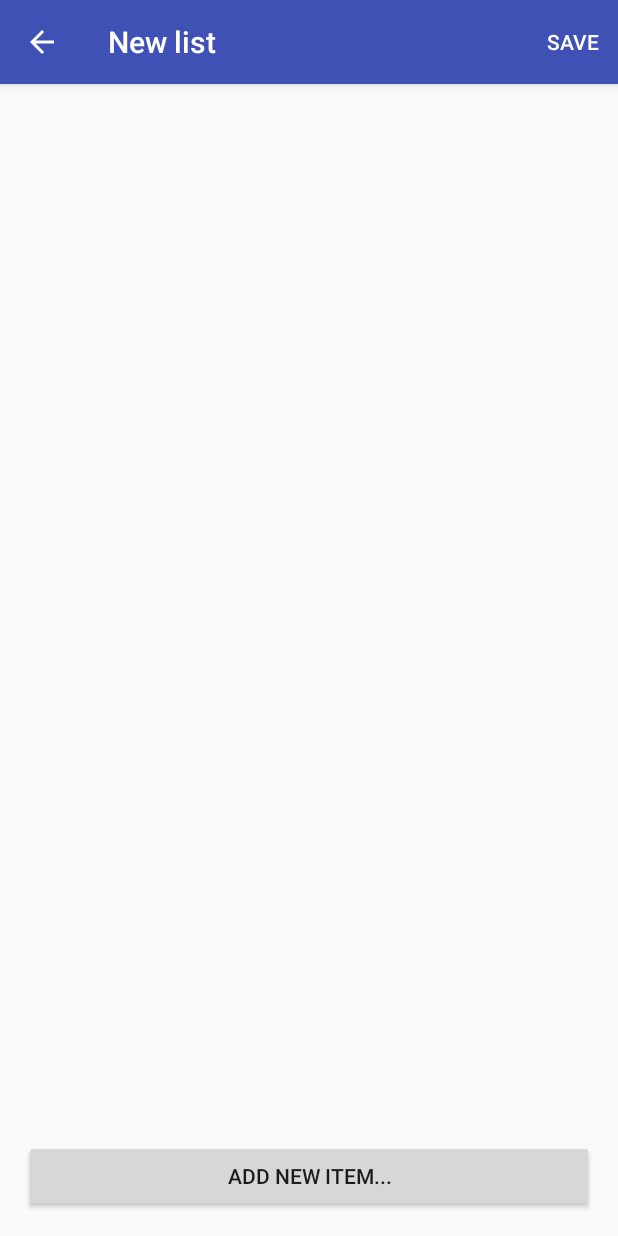
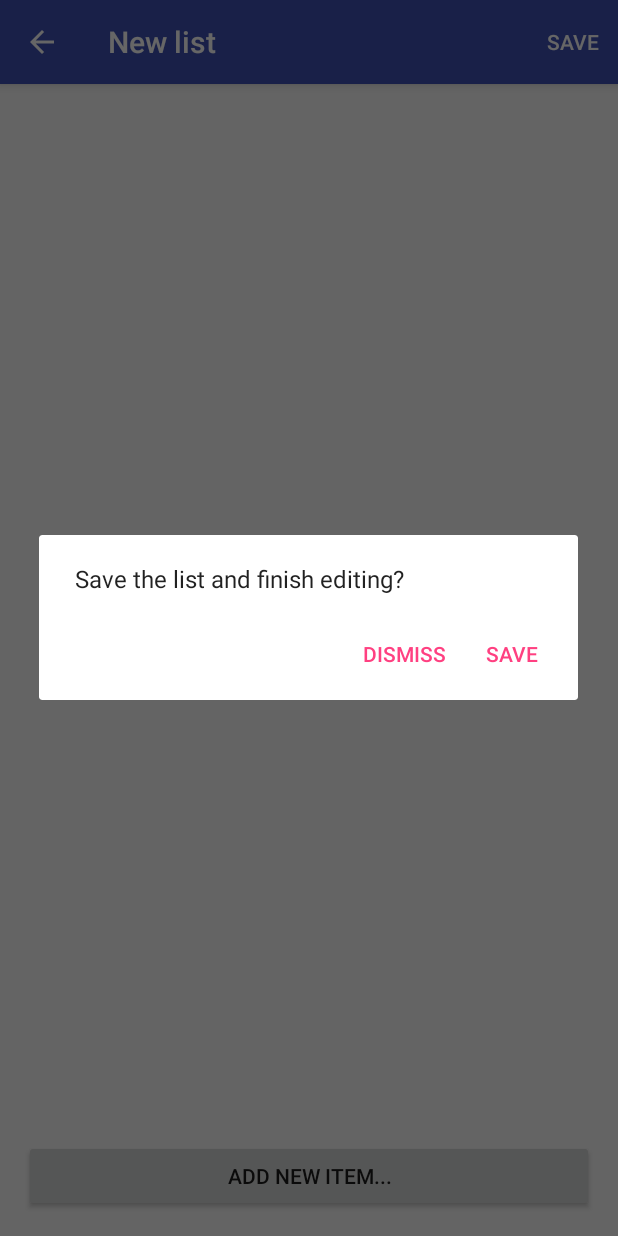
Before and after one commit to MFirefly/ShoppoMem, an Android app: the NewListActivity screen opened directly, with no data from a screen before it, after a tap on "SAVE", on a phone screen of 412 x 824 dp. Run offline under Robolectric (Android 15) with nearby library versions, the phone set to English and light mode, and no system bars.

Commit message:
Added dialogs on NewList activity

```diff
--- a/app/src/main/java/com/firefly/shoppomem/MainActivity.java
+++ b/app/src/main/java/com/firefly/shoppomem/MainActivity.java
@@ -1,5 +1,7 @@
 package com.firefly.shoppomem;
 
+import android.app.DialogFragment;
+import android.app.FragmentManager;
 import android.content.Intent;
 import android.support.v7.app.AppCompatActivity;
 import android.os.Bundle;
@@ -71,7 +73,8 @@ public class MainActivity extends AppCompatActivity {
         int id = item.getItemId();
 
         if(id == R.id.action_about) {
-            Toast.makeText(this, "About is clicked", Toast.LENGTH_SHORT).show();
+            DialogFragment dialog = new AboutDialogFragment();
+            dialog.show(getFragmentManager(), "AboutDialog");
         }
 
         return super.onOptionsItemSelected(item);
--- a/app/src/main/java/com/firefly/shoppomem/NewListActivity.java
+++ b/app/src/main/java/com/firefly/shoppomem/NewListActivity.java
@@ -1,9 +1,12 @@
 package com.firefly.shoppomem;
 
+import android.app.AlertDialog;
+import android.app.Dialog;
 import android.app.DialogFragment;
+import android.content.DialogInterface;
+import android.os.Bundle;
 import android.support.v7.app.ActionBar;
 import android.support.v7.app.AppCompatActivity;
-import android.os.Bundle;
 import android.support.v7.widget.Toolbar;
 import android.view.Menu;
 import android.view.MenuItem;
@@ -12,10 +15,7 @@ import android.widget.Button;
 import android.widget.ListView;
 import android.widget.Toast;
 
-import java.util.List;
-import java.util.zip.Inflater;
-
-public class NewListActivity extends AppCompatActivity {
+public class NewListActivity extends AppCompatActivity implements AddNewItemDialogFragment.NewItemDialogListener{
 
     private Toolbar newListToolbar = null;
     private Button addNewItem = null;
@@ -33,16 +33,16 @@ public class NewListActivity extends AppCompatActivity {
         listView = (ListView) findViewById(R.id.itemsListView);
 
         /* Get a support ActionBar corresponding to this toolbar
-        * Enable the Up Button*/
+         * Enable the Up Button*/
         ActionBar actionBar = getSupportActionBar();
         actionBar.setDisplayHomeAsUpEnabled(true);
 
         addNewItem.setOnClickListener(new View.OnClickListener() {
             @Override
             public void onClick(View v) {
-                /* Open dialogue */
+                /* Create instance of the dialog fragment and show it */
                 DialogFragment newDialog = new AddNewItemDialogFragment();
-                newDialog.show(getFragmentManager(), "Add");
+                newDialog.show(getFragmentManager(), "AddNewItemDialog");
             }
         });
     }
@@ -60,10 +60,31 @@ public class NewListActivity extends AppCompatActivity {
         * automatically handle clicks on the Home/Up button, so long
         * as you specify a parent activity in AndroidManifest.xml */
         int id = item.getItemId();
+        DialogFragment dialog;
 
         if(id == R.id.save_list) {
-                Toast.makeText(this, R.string.message_action_save, Toast.LENGTH_SHORT).show();
+            dialog = new SaveNewListDialogFragment();
+            dialog.show(getFragmentManager(), "SaveListDialog");
+            return super.onOptionsItemSelected(item);
+        } else if(id == android.R.id.home) {
+            dialog = new BackButtonNewListDialogFragment();
+            dialog.show(getFragmentManager(), "GoBack");
         }
-        return super.onOptionsItemSelected(item);
+        return true;
+    }
+
+    /* The dialog fragment receives reference to this Activity through the
+     * Fragment.onAttach() callback, which it uses to call the following methods
+     * defined by the DialogListener interface. */
+    @Override
+    public void onDialogPositiveClick(DialogFragment dialog) {
+        /* User touched positive button */
+
+    }
+
+    @Override
+    public void onDialogNegativeClick(DialogFragment dialog) {
+        /* User touched negative button */
+        dialog.dismiss();
     }
 }
--- /dev/null
+++ b/app/src/main/java/com/firefly/shoppomem/SaveNewListDialogFragment.java
@@ -0,0 +1,30 @@
+package com.firefly.shoppomem;
+
+import android.app.AlertDialog;
+import android.app.Dialog;
+import android.app.DialogFragment;
+import android.content.DialogInterface;
+import android.os.Bundle;
+
+/**
+ * Created by maja.filakovic on 26.4.2016..
+ */
+public class SaveNewListDialogFragment extends DialogFragment {
+
+    @Override
+    public Dialog onCreateDialog(Bundle savedInstanceState) {
+        /* Builder class for dialog construction */
+        AlertDialog.Builder builder = new AlertDialog.Builder(getActivity());
+
+        builder.setMessage(R.string.save_new_list_message)
+                .setPositiveButton(R.string.save_new_list_save_button, new DialogInterface.OnClickListener() {
+                    @Override
+                    public void onClick(DialogInterface dialog, int which) {
+                        //Save list
+                    }
+                })
+                .setNegativeButton(R.string.save_new_list_dismiss_button, null);
+
+        return builder.create();
+    }
+}
--- a/app/src/main/res/values/dimens.xml
+++ b/app/src/main/res/values/dimens.xml
@@ -3,7 +3,7 @@
     <dimen name="activity_horizontal_margin">16dp</dimen>
     <dimen name="activity_vertical_margin">16dp</dimen>
     <dimen name="activity_action_bar">40dp</dimen>
-    <dimen name="new_item_dialogue_name">25dp</dimen>
-    <dimen name="new_item_dialogue_text_view">20dp</dimen>
-    <dimen name="new_item_dialogue_edit_text">20dp</dimen>
+    <dimen name="new_item_dialogue_name">20dp</dimen>
+    <dimen name="new_item_dialogue_text_view">15dp</dimen>
+    <dimen name="new_item_dialogue_edit_text">15dp</dimen>
 </resources>
```
Also changed, not shown: app/src/main/java/com/firefly/shoppomem/AboutDialogFragment.java (added, +29 -0 lines), app/src/main/java/com/firefly/shoppomem/AddNewItemDialogFragment.java (+32 -6 lines), app/src/main/java/com/firefly/shoppomem/BackButtonNewListDialogFragment.java (added, +32 -0 lines), app/src/main/res/values/strings.xml (+28 -6 lines).
